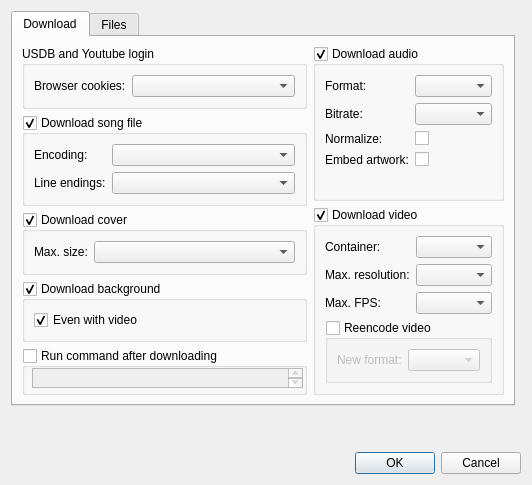
Above: src/usdb_syncer/gui/forms/SettingsDialog.ui from bohning/usdb_syncer before the change. Below: the same form after it.
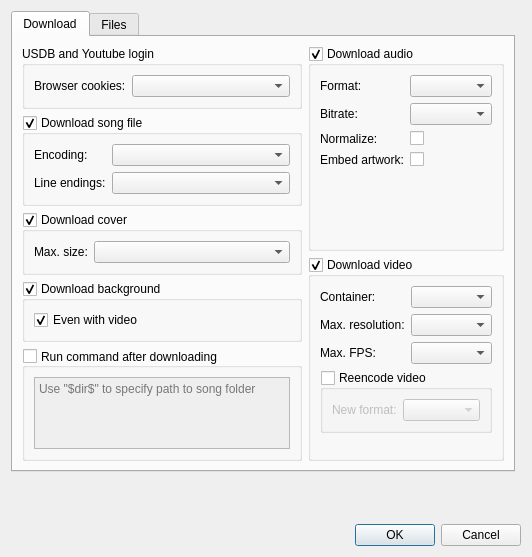
That is the form after the change.

Commit message:
Refine running command
Have $dir$ be replaced by the song directory
Make settings ui look nice, including a tooltip.
Tons and tons of bugfixes.
Error handling and logging appropriately.

```diff
--- a/src/usdb_syncer/gui/forms/SettingsDialog.ui
+++ b/src/usdb_syncer/gui/forms/SettingsDialog.ui
@@ -7,7 +7,7 @@
     <x>0</x>
     <y>0</y>
     <width>532</width>
-    <height>485</height>
+    <height>524</height>
    </rect>
   </property>
   <property name="windowTitle">
@@ -24,24 +24,11 @@
      </property>
     </widget>
    </item>
-   <item row="2" column="0">
-    <spacer name="verticalSpacer_2">
-     <property name="orientation">
-      <enum>Qt::Orientation::Vertical</enum>
-     </property>
-     <property name="sizeType">
-      <enum>QSizePolicy::Policy::Fixed</enum>
-     </property>
-     <property name="sizeHint" stdset="0">
-      <size>
-       <width>20</width>
-       <height>40</height>
-      </size>
-     </property>
-    </spacer>
-   </item>
-   <item row="0" column="0" rowspan="2">
+   <item row="0" column="0">
     <widget class="QTabWidget" name="tabWidget">
+     <property name="mouseTracking">
+      <bool>true</bool>
+     </property>
      <property name="currentIndex">
       <number>0</number>
      </property>
@@ -52,6 +39,9 @@
       <layout class="QHBoxLayout" name="horizontalLayout">
        <item>
         <layout class="QVBoxLayout" name="verticalLayout" stretch="0,0,0,0,0">
+         <property name="sizeConstraint">
+          <enum>QLayout::SizeConstraint::SetDefaultConstraint</enum>
+         </property>
          <item>
           <widget class="QGroupBox" name="groupBox_login">
            <property name="title">
@@ -217,39 +207,62 @@
          <item>
           <widget class="QGroupBox" name="groupBox_command">
            <property name="sizePolicy">
-            <sizepolicy hsizetype="Expanding" vsizetype="MinimumExpanding">
+            <sizepolicy hsizetype="Preferred" vsizetype="Preferred">
              <horstretch>0</horstretch>
-             <verstretch>100</verstretch>
+             <verstretch>0</verstretch>
             </sizepolicy>
            </property>
+           <property name="minimumSize">
+            <size>
+             <width>0</width>
+             <height>0</height>
+            </size>
+           </property>
+           <property name="layoutDirection">
+            <enum>Qt::LayoutDirection::LeftToRight</enum>
+           </property>
            <property name="title">
             <string>Run command after downloading</string>
            </property>
+           <property name="alignment">
+            <set>Qt::AlignmentFlag::AlignLeading|Qt::AlignmentFlag::AlignLeft|Qt::AlignmentFlag::AlignVCenter</set>
+           </property>
            <property name="checkable">
             <bool>true</bool>
            </property>
            <property name="checked">
             <bool>false</bool>
            </property>
-           <widget class="QPlainTextEdit" name="textEdit_command">
-            <property name="enabled">
-             <bool>true</bool>
-            </property>
-            <property name="geometry">
-             <rect>
-              <x>10</x>
-              <y>20</y>
-              <width>271</width>
-              <height>20</height>
-             </rect>
-            </property>
-            <property name="sizePolicy">
-             <sizepolicy hsizetype="Fixed" vsizetype="Fixed">
-              <horstretch>0</horstretch>
-              <verstretch>0</verstretch>
-             </sizepolicy>
-            </property>
-           </widget>
+           <layout class="QFormLayout" name="formLayout_8">
+            <item row="0" column="0">
+             <widget class="QPlainTextEdit" name="textEdit_command">
+              <property name="enabled">
+               <bool>true</bool>
+              </property>
+              <property name="sizePolicy">
+               <sizepolicy hsizetype="Minimum" vsizetype="Preferred">
+                <horstretch>0</horstretch>
+                <verstretch>0</verstretch>
+               </sizepolicy>
+              </property>
+              <property name="maximumSize">
+               <size>
+                <width>256</width>
+                <height>16777215</height>
+               </size>
+              </property>
+              <property name="cursor" stdset="0">
+               <cursorShape>IBeamCursor</cursorShape>
+              </property>
+              <property name="acceptDrops">
+               <bool>false</bool>
+              </property>
+              <property name="placeholderText">
+               <string>Use &quot;$dir$&quot; to specify path to song folder</string>
+              </property>
+             </widget>
+            </item>
+           </layout>
           </widget>
          </item>
         </layout>
@@ -559,6 +572,22 @@
      </widget>
     </widget>
    </item>
+   <item row="1" column="0" rowspan="2">
+    <spacer name="verticalSpacer_2">
+     <property name="orientation">
+      <enum>Qt::Orientation::Vertical</enum>
+     </property>
+     <property name="sizeType">
+      <enum>QSizePolicy::Policy::MinimumExpanding</enum>
+     </property>
+     <property name="sizeHint" stdset="0">
+      <size>
+       <width>20</width>
+       <height>40</height>
+      </size>
+     </property>
+    </spacer>
+   </item>
   </layout>
  </widget>
  <resources/>
```
The commit also changes 5 other files.
